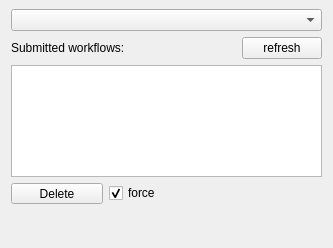
Above: python/soma/workflow/gui/resource_wf_select.ui from populse/soma-workflow before the change. Below: the same form after it.
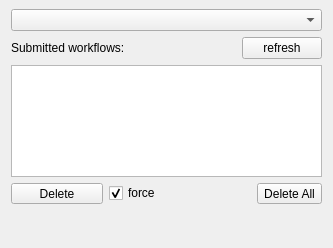
That is the form after the change.

What changed in the file:
```diff
--- a/python/soma/workflow/gui/resource_wf_select.ui
+++ b/python/soma/workflow/gui/resource_wf_select.ui
@@ -150,6 +150,13 @@
        </property>
       </widget>
      </item>
+     <item>
+      <widget class="QToolButton" name="toolButton_delete_all">
+       <property name="text">
+        <string>Delete All</string>
+       </property>
+      </widget>
+     </item>
     </layout>
    </item>
    <item>
```
Left out of the diff: 8 changed lines with no effect on the pictures.
